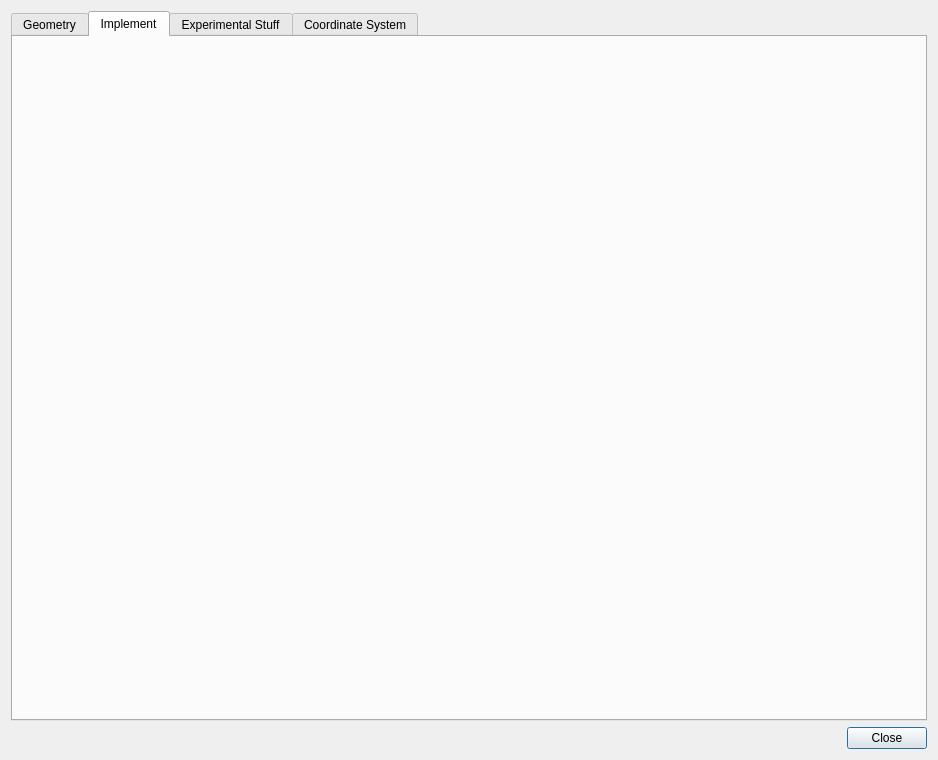
This is src/gui/settingsdialog.ui in eringerli/QtOpenGuidance as Qt 5 draws it before an edit. The edited form follows.
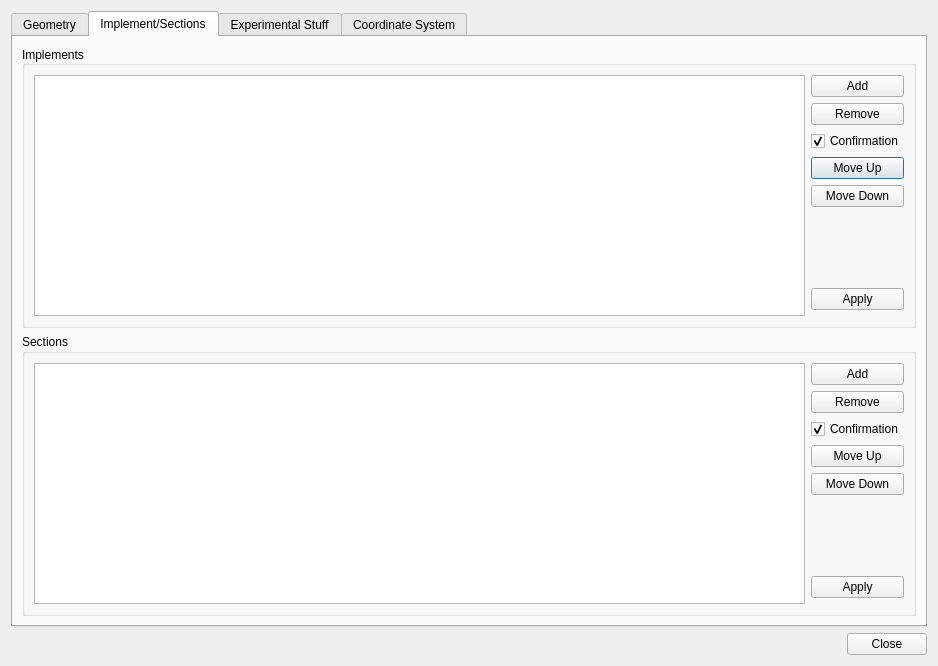
This is the edited form. The open tabs and pages were chosen to show the change. Icons and pictures are not drawn.

```diff
--- a/src/gui/settingsdialog.ui
+++ b/src/gui/settingsdialog.ui
@@ -7,7 +7,7 @@
     <x>0</x>
     <y>0</y>
     <width>938</width>
-    <height>760</height>
+    <height>666</height>
    </rect>
   </property>
   <property name="windowTitle">
@@ -15,7 +15,7 @@
   </property>
   <layout class="QGridLayout" name="gridLayout">
    <item row="0" column="0">
-    <layout class="QVBoxLayout" name="verticalLayout_2" stretch="0,0">
+    <layout class="QVBoxLayout" name="verticalLayout_2" stretch="0">
      <property name="sizeConstraint">
       <enum>QLayout::SetDefaultConstraint</enum>
      </property>
@@ -242,8 +242,162 @@
        </widget>
        <widget class="QWidget" name="verticalTabWidgetPage2">
         <attribute name="title">
-         <string>Implement</string>
+         <string>Implement/Sections</string>
         </attribute>
+        <layout class="QVBoxLayout" name="verticalLayout">
+         <item>
+          <widget class="QGroupBox" name="groupBox_3">
+           <property name="title">
+            <string>Implements</string>
+           </property>
+           <property name="alignment">
+            <set>Qt::AlignLeading|Qt::AlignLeft|Qt::AlignVCenter</set>
+           </property>
+           <property name="flat">
+            <bool>false</bool>
+           </property>
+           <property name="checkable">
+            <bool>false</bool>
+           </property>
+           <layout class="QGridLayout" name="gridLayout_3">
+            <item row="5" column="3">
+             <spacer name="verticalSpacer">
+              <property name="orientation">
+               <enum>Qt::Vertical</enum>
+              </property>
+              <property name="sizeHint" stdset="0">
+               <size>
+                <width>20</width>
+                <height>149</height>
+               </size>
+              </property>
+             </spacer>
+            </item>
+            <item row="3" column="3">
+             <widget class="QPushButton" name="btnImplMoveUp">
+              <property name="text">
+               <string>Move Up</string>
+              </property>
+             </widget>
+            </item>
+            <item row="1" column="3">
+             <widget class="QPushButton" name="btnImplRemove">
+              <property name="text">
+               <string>Remove</string>
+              </property>
+             </widget>
+            </item>
+            <item row="2" column="3">
+             <widget class="QCheckBox" name="cbImplConfirmation">
+              <property name="text">
+               <string>Confirmation</string>
+              </property>
+              <property name="checkable">
+               <bool>true</bool>
+              </property>
+              <property name="checked">
+               <bool>true</bool>
+              </property>
+             </widget>
+            </item>
+            <item row="0" column="3">
+             <widget class="QPushButton" name="btnImplAdd">
+              <property name="text">
+               <string>Add</string>
+              </property>
+             </widget>
+            </item>
+            <item row="0" column="0" rowspan="8">
+             <widget class="QTreeView" name="tbImplements"/>
+            </item>
+            <item row="6" column="3">
+             <widget class="QPushButton" name="btnImplApply">
+              <property name="text">
+               <string>Apply</string>
+              </property>
+             </widget>
+            </item>
+            <item row="4" column="3">
+             <widget class="QPushButton" name="btnImplMoveDown">
+              <property name="text">
+               <string>Move Down</string>
+              </property>
+             </widget>
+            </item>
+           </layout>
+          </widget>
+         </item>
+         <item>
+          <widget class="QGroupBox" name="groupBox_4">
+           <property name="title">
+            <string>Sections</string>
+           </property>
+           <layout class="QGridLayout" name="gridLayout_4">
+            <item row="6" column="3">
+             <widget class="QPushButton" name="btnSectApply">
+              <property name="text">
+               <string>Apply</string>
+              </property>
+             </widget>
+            </item>
+            <item row="5" column="3">
+             <spacer name="verticalSpacer_2">
+              <property name="orientation">
+               <enum>Qt::Vertical</enum>
+              </property>
+              <property name="sizeHint" stdset="0">
+               <size>
+                <width>20</width>
+                <height>149</height>
+               </size>
+              </property>
+             </spacer>
+            </item>
+            <item row="0" column="0" rowspan="8">
+             <widget class="QTableWidget" name="tbSections"/>
+            </item>
+            <item row="3" column="3">
+             <widget class="QPushButton" name="btnSectMoveUp">
+              <property name="text">
+               <string>Move Up</string>
+              </property>
+             </widget>
+            </item>
+            <item row="2" column="3">
+             <widget class="QCheckBox" name="btnSectConfirmation">
+              <property name="text">
+               <string>Confirmation</string>
+              </property>
+              <property name="checked">
+               <bool>true</bool>
+              </property>
+             </widget>
+            </item>
+            <item row="1" column="3">
+             <widget class="QPushButton" name="btnSectRemove">
+              <property name="text">
+               <string>Remove</string>
+              </property>
+             </widget>
+            </item>
+            <item row="0" column="3">
+             <widget class="QPushButton" name="btnSectAdd">
+              <property name="text">
+               <string>Add</string>
+              </property>
+             </widget>
+            </item>
+            <item row="4" column="3">
+             <widget class="QPushButton" name="btnSectMoveDown">
+              <property name="text">
+               <string>Move Down</string>
+              </property>
+             </widget>
+            </item>
+           </layout>
+          </widget>
+         </item>
+        </layout>
        </widget>
        <widget class="QWidget" name="tab">
         <attribute name="title">
@@ -326,18 +480,18 @@
        </widget>
       </widget>
      </item>
-     <item>
-      <widget class="QDialogButtonBox" name="buttonBox">
-       <property name="orientation">
-        <enum>Qt::Horizontal</enum>
-       </property>
-       <property name="standardButtons">
-        <set>QDialogButtonBox::Close</set>
-       </property>
-      </widget>
-     </item>
     </layout>
    </item>
+   <item row="1" column="0">
+    <widget class="QDialogButtonBox" name="buttonBox">
+     <property name="orientation">
+      <enum>Qt::Horizontal</enum>
+     </property>
+     <property name="standardButtons">
+      <set>QDialogButtonBox::Close</set>
+     </property>
+    </widget>
+   </item>
   </layout>
  </widget>
  <resources>
```
